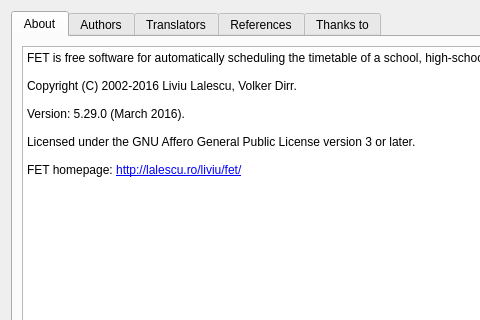
First picture: the form in src/interface/helpaboutform_template.ui, repository karandit/fet, before the edit; both pictures show x 0 to 480 and y 0 to 320 of the 690 by 430 pixel window.
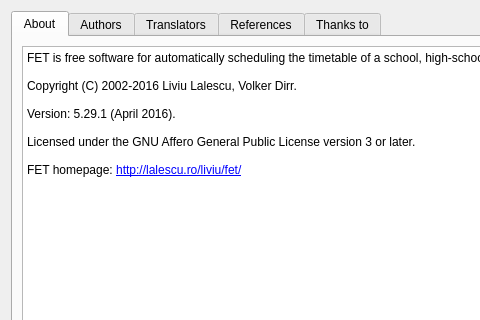
Second picture: the form after the edit.

Patch:
```diff
--- a/src/interface/helpaboutform_template.ui
+++ b/src/interface/helpaboutform_template.ui
@@ -53,7 +53,7 @@
 &lt;p style=&quot;-qt-paragraph-type:empty; margin-top:0px; margin-bottom:0px; margin-left:0px; margin-right:0px; -qt-block-indent:0; text-indent:0px; font-family:'Sans Serif'; font-size:9pt;&quot;&gt;&lt;br /&gt;&lt;/p&gt;
 &lt;p style=&quot; margin-top:0px; margin-bottom:0px; margin-left:0px; margin-right:0px; -qt-block-indent:0; text-indent:0px;&quot;&gt;&lt;span style=&quot; font-family:'Sans Serif'; font-size:9pt;&quot;&gt;Copyright (C) 2002-2016 Liviu Lalescu, Volker Dirr.&lt;/span&gt;&lt;/p&gt;
 &lt;p style=&quot;-qt-paragraph-type:empty; margin-top:0px; margin-bottom:0px; margin-left:0px; margin-right:0px; -qt-block-indent:0; text-indent:0px; font-family:'Sans Serif'; font-size:9pt;&quot;&gt;&lt;br /&gt;&lt;/p&gt;
-&lt;p style=&quot; margin-top:0px; margin-bottom:0px; margin-left:0px; margin-right:0px; -qt-block-indent:0; text-indent:0px;&quot;&gt;&lt;span style=&quot; font-family:'Sans Serif'; font-size:9pt;&quot;&gt;Version: 5.29.0 (March 2016).&lt;/span&gt;&lt;/p&gt;
+&lt;p style=&quot; margin-top:0px; margin-bottom:0px; margin-left:0px; margin-right:0px; -qt-block-indent:0; text-indent:0px;&quot;&gt;&lt;span style=&quot; font-family:'Sans Serif'; font-size:9pt;&quot;&gt;Version: 5.29.1 (April 2016).&lt;/span&gt;&lt;/p&gt;
 &lt;p style=&quot;-qt-paragraph-type:empty; margin-top:0px; margin-bottom:0px; margin-left:0px; margin-right:0px; -qt-block-indent:0; text-indent:0px; font-family:'Sans Serif'; font-size:9pt;&quot;&gt;&lt;br /&gt;&lt;/p&gt;
 &lt;p style=&quot; margin-top:0px; margin-bottom:0px; margin-left:0px; margin-right:0px; -qt-block-indent:0; text-indent:0px;&quot;&gt;&lt;span style=&quot; font-family:'Sans Serif'; font-size:9pt;&quot;&gt;Licensed under the GNU Affero General Public License version 3 or later.&lt;/span&gt;&lt;/p&gt;
 &lt;p style=&quot;-qt-paragraph-type:empty; margin-top:0px; margin-bottom:0px; margin-left:0px; margin-right:0px; -qt-block-indent:0; text-indent:0px; font-family:'Sans Serif'; font-size:9pt;&quot;&gt;&lt;br /&gt;&lt;/p&gt;
```
